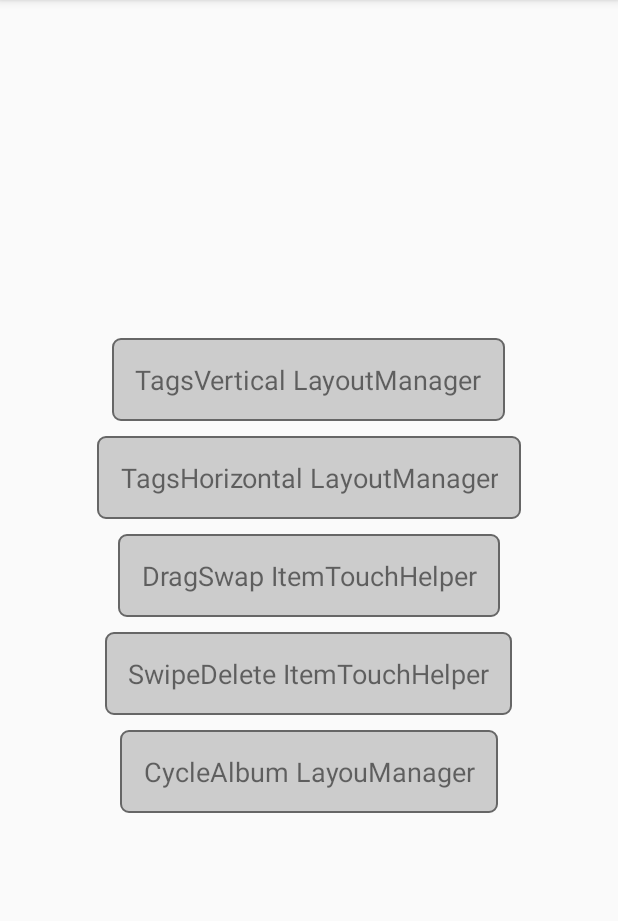
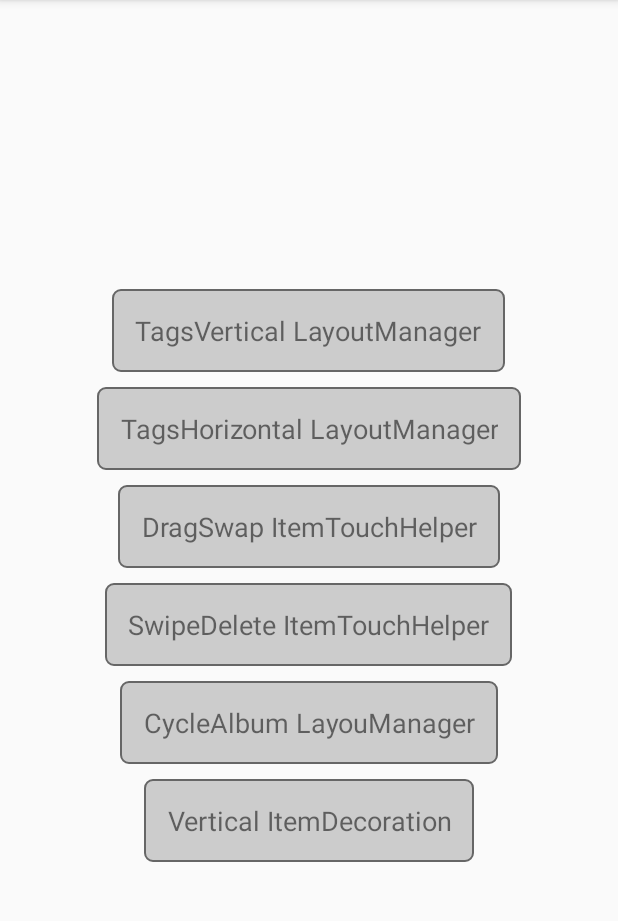
Before and after one commit to justinhjq/RCViewExts, an Android app: the screen it shows after launch (MainActivity), on a phone screen of 412 x 824 dp, the part 84-1005 px from its top. Run offline under Robolectric (Android 15) with nearby library versions, the phone set to English and light mode, and no system bars.

Commit message:
add item decoration demo activity

```diff
--- a/app/src/main/AndroidManifest.xml
+++ b/app/src/main/AndroidManifest.xml
@@ -32,6 +32,9 @@
         <activity android:name="ttyy.com.recyclerexts.demo.CycleAlbumActivity">
         </activity>
 
+        <activity android:name="ttyy.com.recyclerexts.demo.SimpleVerticalDecorationActivity">
+        </activity>
+
     </application>
 
 </manifest>
--- a/app/src/main/java/ttyy/com/recyclerexts/demo/MainActivity.java
+++ b/app/src/main/java/ttyy/com/recyclerexts/demo/MainActivity.java
@@ -47,6 +47,10 @@ public class MainActivity extends AppCompatActivity {
                 intent = new Intent(this, CycleAlbumActivity.class);
                 startActivity(intent);
                 break;
+            case R.id.tv_vertical_itemdecoration:
+                intent = new Intent(this, SimpleVerticalDecorationActivity.class);
+                startActivity(intent);
+                break;
         }
     }
 }
--- a/app/src/main/res/layout/activity_main.xml
+++ b/app/src/main/res/layout/activity_main.xml
@@ -63,4 +63,16 @@
         android:onClick="onClick"
         android:background="@drawable/radius_menu"/>
 
+    <TextView
+        android:id="@+id/tv_vertical_itemdecoration"
+        android:layout_width="wrap_content"
+        android:layout_height="wrap_content"
+        android:layout_marginTop="10dp"
+        android:padding="15dp"
+        android:gravity="center"
+        android:text="Vertical ItemDecoration"
+        android:textSize="18sp"
+        android:onClick="onClick"
+        android:background="@drawable/radius_menu"/>
+
 </LinearLayout>
```
Also changed, not shown: app/src/main/java/ttyy/com/recyclerexts/demo/SimpleVerticalDecorationActivity.java (added, +55 -0 lines).
